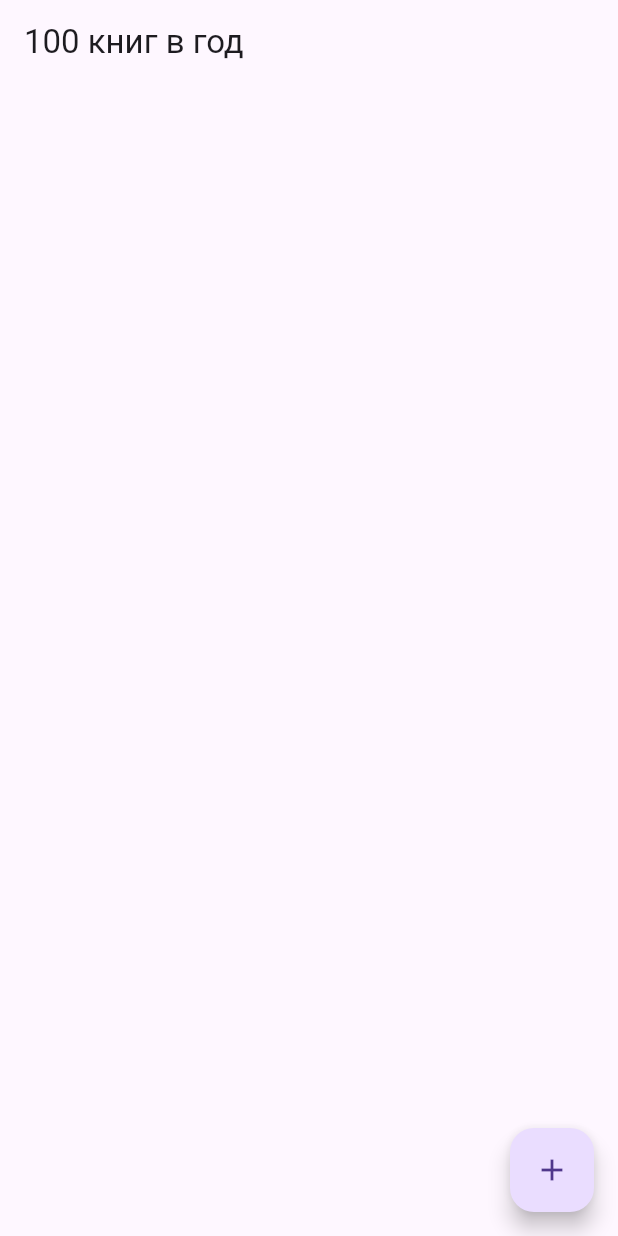
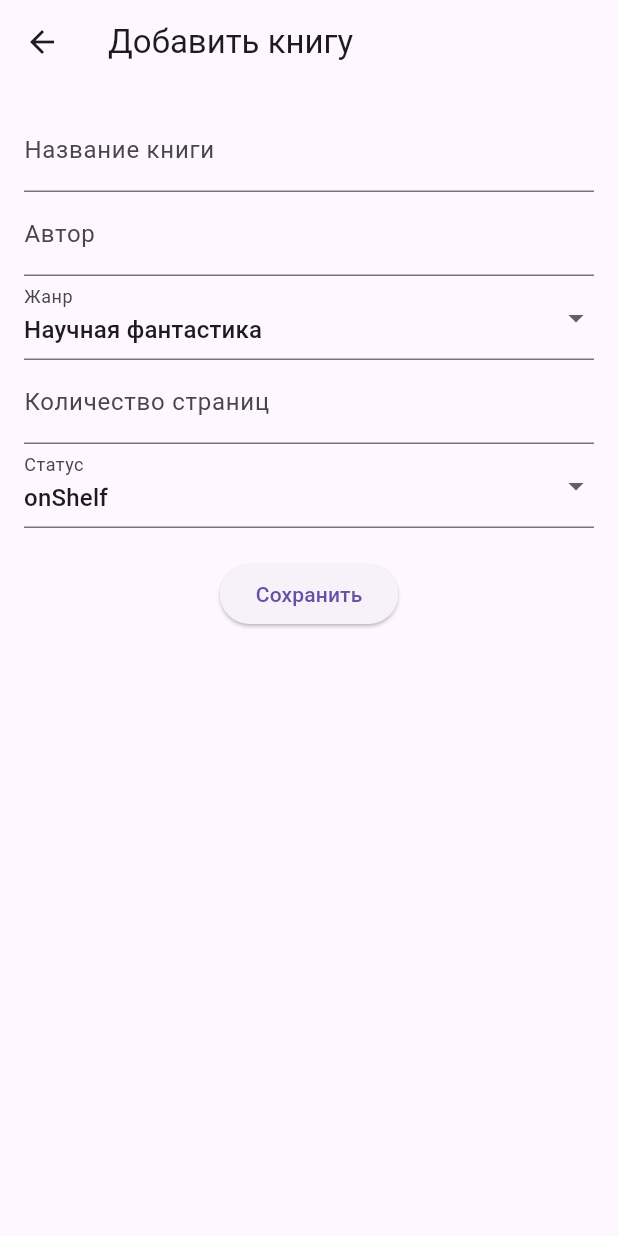
Before and after one commit to dokkaebi047/book_app, a Flutter app: the screen it shows after launch, after a tap on the "add" icon, on a phone screen of 412 x 824 dp. Run offline on Flutter 3.47's test engine with Material 3 defaults, Android fonts, the phone set to English and light mode, and no system bars.

Commit message:
Почистил код отделив логику загрузки и сохранения в book_storage.dart

```diff
--- a/lib/main.dart
+++ b/lib/main.dart
@@ -1,75 +1,18 @@
 import 'package:flutter/material.dart';
-import 'models/book.dart';
-import 'utils/book_storage.dart';
+import 'screens/home_screen.dart';
 
 void main() {
   runApp(const BookTrackerApp());
 }
 
-class BookTrackerApp extends StatefulWidget {
+class BookTrackerApp extends StatelessWidget {
   const BookTrackerApp({super.key});
-
-  @override
-  _BookTrackerAppState createState() => _BookTrackerAppState();
-}
-
-class _BookTrackerAppState extends State<BookTrackerApp> {
-  List<Book> books = [];
-
-  @override
-  void initState() {
-    super.initState();
-    _loadBooks();
-  }
-
-  Future<void> _loadBooks() async {
-    books = await BookStorage.loadBooks();
-    setState(() {});
-  }
-
-  void addBook(Book book) {
-    setState(() {
-      books.add(book);
-    });
-    BookStorage.saveBooks(books);
-  }
-
-  void editBook(int index, Book book) {
-    setState(() {
-      books[index] = book;
-    });
-    BookStorage.saveBooks(books);
-  }
-
-  void deleteBook(int index) {
-    setState(() {
-      books.removeAt(index);
-    });
-    BookStorage.saveBooks(books);
-  }
 
   @override
   Widget build(BuildContext context) {
     return MaterialApp(
       theme: ThemeData(primarySwatch: Colors.blue),
-      home: Scaffold(
-        appBar: AppBar(title: const Text('100 книг в год')),
-        body: ListView.builder(
-          itemCount: books.length,
-          itemBuilder: (context, index) {
-            final book = books[index];
-            return ListTile(
-              title: Text(book.title),
-              subtitle: Text('${book.author} - ${book.status}'),
-              onTap: () {},
-            );
-          },
-        ),
-        floatingActionButton: FloatingActionButton(
-          onPressed: () {},
-          child: const Icon(Icons.add),
-        ),
-      ),
+      home: const HomeScreen(),
     );
   }
 }
--- a/lib/screens/book_form_screen.dart
+++ b/lib/screens/book_form_screen.dart
@@ -0,0 +1,147 @@
+import 'package:flutter/material.dart';
+import '../models/book.dart';
+
+class BookFormScreen extends StatefulWidget {
+  final Book? book;
+  final Function(Book) onSave;
+
+  const BookFormScreen({super.key, this.book, required this.onSave});
+
+  @override
+  _BookFormScreenState createState() => _BookFormScreenState();
+}
+
+class _BookFormScreenState extends State<BookFormScreen> {
+  final _formKey = GlobalKey<FormState>();
+
+  late TextEditingController _titleController;
+  late TextEditingController _authorController;
+  late TextEditingController _pagesController;
+  String _selectedGenre = 'Научная фантастика';
+  BookStatus _selectedStatus = BookStatus.onShelf;
+  DateTime? _finishedDate;
+  int? _rating;
+
+  @override
+  void initState() {
+    super.initState();
+    _titleController = TextEditingController(text: widget.book?.title ?? '');
+    _authorController = TextEditingController(text: widget.book?.author ?? '');
+    _pagesController = TextEditingController(text: widget.book?.pages.toString() ?? '');
+    _selectedGenre = widget.book?.genre ?? 'Научная фантастика';
+    _selectedStatus = widget.book?.status ?? BookStatus.onShelf;
+    _finishedDate = widget.book?.finishedDate;
+    _rating = widget.book?.rating;
+  }
+
+  @override
+  void dispose() {
+    _titleController.dispose();
+    _authorController.dispose();
+    _pagesController.dispose();
+    super.dispose();
+  }
+
+  void _saveBook() {
+    if (_formKey.currentState!.validate()) {
+      final newBook = Book(
+        title: _titleController.text,
+        author: _authorController.text,
+        genre: _selectedGenre,
+        pages: int.parse(_pagesController.text),
+        status: _selectedStatus,
+        finishedDate: _selectedStatus == BookStatus.read ? _finishedDate : null,
+        rating: _selectedStatus == BookStatus.read ? _rating : null,
+      );
+
+      widget.onSave(newBook);
+      Navigator.pop(context);
+    }
+  }
+
+  @override
+  Widget build(BuildContext context) {
+    return Scaffold(
+      appBar: AppBar(title: Text(widget.book == null ? 'Добавить книгу' : 'Редактировать книгу')),
+      body: Padding(
+        padding: const EdgeInsets.all(16.0),
+        child: Form(
+          key: _formKey,
+          child: Column(
+            children: [
+              TextFormField(
+                controller: _titleController,
+                decoration: const InputDecoration(labelText: 'Название книги'),
+                validator: (value) => value!.isEmpty ? 'Введите название' : null,
+              ),
+              TextFormField(
+                controller: _authorController,
+                decoration: const InputDecoration(labelText: 'Автор'),
+                validator: (value) => value!.isEmpty ? 'Введите автора' : null,
+              ),
+              DropdownButtonFormField<String>(
+                value: _selectedGenre,
+                items: ['Научная фантастика', 'Роман', 'Детектив', 'Классическая литература', 'История']
+                    .map((genre) => DropdownMenuItem(value: genre, child: Text(genre)))
+                    .toList(),
+                onChanged: (value) => setState(() => _selectedGenre = value!),
+                decoration: const InputDecoration(labelText: 'Жанр'),
+              ),
+              TextFormField(
+                controller: _pagesController,
+                decoration: const InputDecoration(labelText: 'Количество страниц'),
+                keyboardType: TextInputType.number,
+                validator: (value) => value!.isEmpty || int.tryParse(value) == null ? 'Введите количество страниц' : null,
+              ),
+              DropdownButtonFormField<BookStatus>(
+                value: _selectedStatus,
+                items: BookStatus.values
+                    .map((status) => DropdownMenuItem(value: status, child: Text(status.toString().split('.').last)))
+                    .toList(),
+                onChanged: (value) => setState(() {
+                  _selectedStatus = value!;
+                  if (_selectedStatus != BookStatus.read) {
+                    _finishedDate = null;
+                    _rating = null;
+                  }
+                }),
+                decoration: const InputDecoration(labelText: 'Статус'),
+              ),
+              if (_selectedStatus == BookStatus.read) ...[
+                TextButton(
+                  onPressed: () async {
+                    final pickedDate = await showDatePicker(
+                      context: context,
+                      initialDate: _finishedDate ?? DateTime.now(),
+                      firstDate: DateTime(2000),
+                      lastDate: DateTime.now(),
+                    );
+                    if (pickedDate != null) {
+                      setState(() {
+                        _finishedDate = pickedDate;
+                      });
+                    }
+                  },
+                  child: Text(_finishedDate == null ? 'Выбрать дату завершения' : 'Дата: ${_finishedDate!.toLocal()}'.split(' ')[0]),
+                ),
+                DropdownButtonFormField<int>(
+                  value: _rating,
+                  items: List.generate(5, (index) => index + 1)
+                      .map((rating) => DropdownMenuItem(value: rating, child: Text('$rating')))
+                      .toList(),
+                  onChanged: (value) => setState(() => _rating = value),
+                  decoration: const InputDecoration(labelText: 'Оценка'),
+                ),
+              ],
+              const SizedBox(height: 20),
+              ElevatedButton(
+                onPressed: _saveBook,
+                child: const Text('Сохранить'),
+              ),
+            ],
+          ),
+        ),
+      ),
+    );
+  }
+}
--- a/lib/screens/home_screen.dart
+++ b/lib/screens/home_screen.dart
@@ -0,0 +1,79 @@
+import 'package:flutter/material.dart';
+import '../models/book.dart';
+import '../utils/book_storage.dart';
+import 'book_form_screen.dart';
+
+class HomeScreen extends StatefulWidget {
+  const HomeScreen({super.key});
+
+  @override
+  _HomeScreenState createState() => _HomeScreenState();
+}
+
+class _HomeScreenState extends State<HomeScreen> {
+  List<Book> books = [];
+
+  @override
+  void initState() {
+    super.initState();
+    _loadBooks();
+  }
+
+  Future<void> _loadBooks() async {
+    books = await BookStorage.loadBooks();
+    setState(() {});
+  }
+
+  void addBook(Book book) {
+    setState(() {
+      books.add(book);
+    });
+    BookStorage.saveBooks(books);
+  }
+
+  void editBook(int index, Book book) {
+    setState(() {
+      books[index] = book;
+    });
+    BookStorage.saveBooks(books);
+  }
+
+  void deleteBook(int index) {
+    setState(() {
+      books.removeAt(index);
+    });
+    BookStorage.saveBooks(books);
+  }
+
+  @override
+  Widget build(BuildContext context) {
+    return Scaffold(
+      appBar: AppBar(title: const Text('100 книг в год')),
+      body: ListView.builder(
+        itemCount: books.length,
+        itemBuilder: (context, index) {
+          final book = books[index];
+          return ListTile(
+            title: Text(book.title),
+            subtitle: Text('${book.author} - ${book.status}'),
+            onTap: () {},
+          );
+        },
+      ),
+      floatingActionButton: FloatingActionButton(
+        onPressed: () {
+          Navigator.push(
+            context,
+            MaterialPageRoute(
+              builder: (context) => BookFormScreen(
+                onSave: (newBook) => addBook(newBook),
+              ),
+            ),
+          );
+        },
+        child: const Icon(Icons.add),
+      ),
+
+    );
+  }
+}
```
